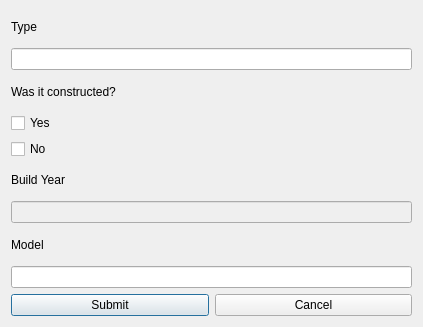
Qt form addcomputer.ui (Tryggvith/vika3) before a commit.
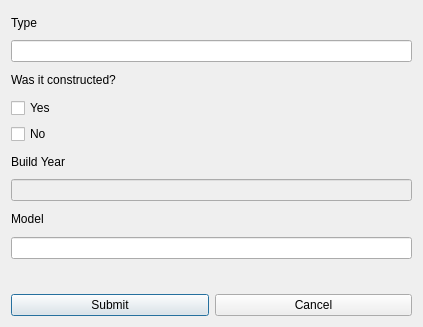
The same form after that commit.

Commit message: sma villutekk i add computer

The edit to the form file:
```diff
--- a/addcomputer.ui
+++ b/addcomputer.ui
@@ -69,6 +69,13 @@
    <item>
     <widget class="QLineEdit" name="Input_Computer_Model"/>
    </item>
+   <item>
+    <widget class="QLabel" name="label_error">
+     <property name="text">
+      <string/>
+     </property>
+    </widget>
+   </item>
    <item>
     <layout class="QHBoxLayout" name="horizontalLayout">
      <item>
```
The commit also changes 1 other file.
